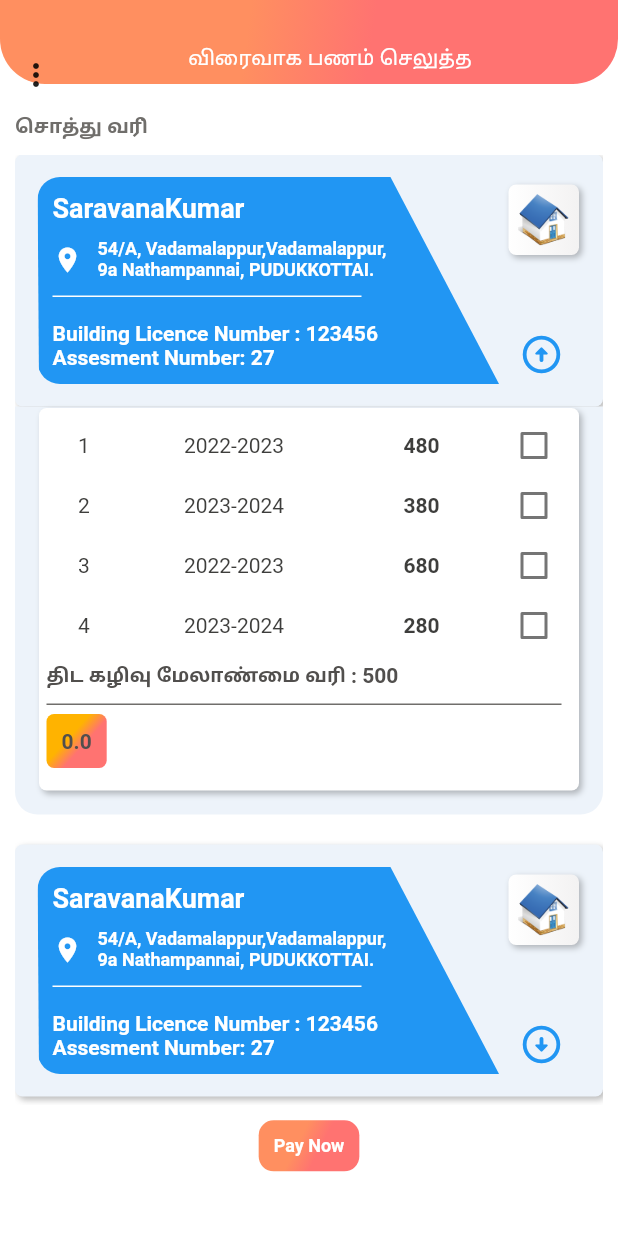
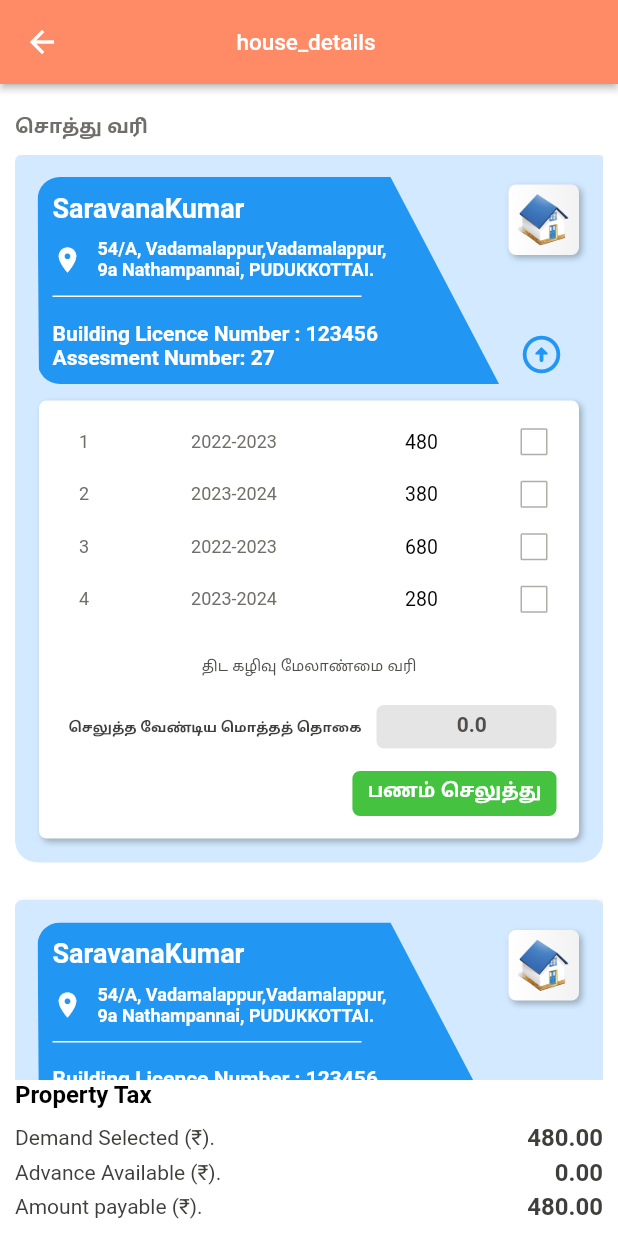
Before and after one commit to TNANDROID/public_vptax, a Flutter app: the TaxCollectionDetailsView screen opened directly, after a tap on the "arrow circle down" icon, on a phone screen of 412 x 824 dp. Run offline on Flutter 3.47's test engine with Material 2 defaults, Android fonts, the phone set to English and light mode, and no system bars; our stand-ins replace easy_localization, flutter_form_builder, flutter_spinkit, flutter_staggered_animations, form_builder_validators, get_it and 6 more; missing offline and left inert: encrypt, open_settings; accounts and stored records are empty.

Commit message:
Tax Colloction UI changes

```diff
--- a/assets/translations/en-US.json
+++ b/assets/translations/en-US.json
@@ -67,5 +67,9 @@
   "swmUserCharges":"SWM User Charges",
   "downloadApk": "Download the latest version and install the new APK.",
   "noInternet": "No Internet",
-  "internetError": "Internet Connection is not available..Please Turn ON Network Connection OR Continue With Off-line Mode.."
+  "internetError": "Internet Connection is not available..Please Turn ON Network Connection OR Continue With Off-line Mode..",
+  "loading": "Loading...",
+  "pay": "Pay",
+  "amount_to_pay": "Total Amount to pay",
+  "downloading": "Downloading..."
 }
--- a/assets/translations/ta-IN.json
+++ b/assets/translations/ta-IN.json
@@ -67,5 +67,9 @@
   "swmUserCharges":"திட கழிவு மேலாண்மை வரி",
   "downloadApk": "சமீபத்திய பதிப்பைப் பதிவிறக்கி புதிய APK ஐ நிறுவவும்",
   "noInternet": "இணையம் இல்லை",
-  "internetError": "இணைய இணைப்பு கிடைக்கவில்லை.. தயவுசெய்து பிணைய இணைப்பை இயக்கவும் அல்லது ஆஃப்-லைன் பயன்முறையைத் தொடரவும்.."
+  "internetError": "இணைய இணைப்பு கிடைக்கவில்லை.. தயவுசெய்து பிணைய இணைப்பை இயக்கவும் அல்லது ஆஃப்-லைன் பயன்முறையைத் தொடரவும்..",
+  "loading": "Loading...",
+  "pay": "பணம் செலுத்து",
+  "amount_to_pay": "செலுத்த வேண்டிய மொத்தத் தொகை",
+  "downloading": "பதிவிறக்குகிறது..."
 }
--- a/lib/Activity/Tax_Collection/taxCollection_details.dart
+++ b/lib/Activity/Tax_Collection/taxCollection_details.dart
@@ -10,7 +10,8 @@ import 'package:stacked/stacked.dart';
 import 'package:public_vptax/Resources/ImagePath.dart' as imagePath;
 
 class TaxCollectionDetailsView extends StatefulWidget {
-  TaxCollectionDetailsView({Key? key}) : super(key: key);
+  final flag;
+  TaxCollectionDetailsView({this.flag});
 
   @override
   _TaxCollectionDetailsViewState createState() =>
@@ -37,7 +38,7 @@ class _TaxCollectionDetailsViewState extends State<TaxCollectionDetailsView> {
             width: Screen.width(context),
             padding: EdgeInsets.all(15),
             decoration: UIHelper.roundedBorderWithColorWithShadow(
-                5, c.need_improvement2, c.need_improvement2,
+                5, c.need_improvement1, c.need_improvement1,
                 borderWidth: 0),
             child: Column(children: [
               Stack(
@@ -146,9 +147,10 @@ class _TaxCollectionDetailsViewState extends State<TaxCollectionDetailsView> {
             ])),
         if (isShowFlag.contains(mainIndex))
           Container(
+            transform: Matrix4.translationValues(0, -5, 0),
               width: Screen.width(context),
               decoration: UIHelper.roundedBorderWithColor(
-                  0, 0, 15, 15, c.need_improvement2),
+                  0, 0, 15, 15, c.need_improvement1),
               child: Column(children: [
                 Container(
                     margin: EdgeInsets.fromLTRB(15, 0, 15, 15),
@@ -173,17 +175,18 @@ class _TaxCollectionDetailsViewState extends State<TaxCollectionDetailsView> {
     return Container(
         padding: EdgeInsets.all(5),
         child: Column(
-          crossAxisAlignment: CrossAxisAlignment.start,
+          crossAxisAlignment: CrossAxisAlignment.center,
           children: [
             Container(
-                height: dataWiseHeight + 5,
+              margin: EdgeInsets.only(top: 5),
+                height: dataWiseHeight +0.02,
                 child: ListView.builder(
                   physics: NeverScrollableScrollPhysics(),
                   itemCount: examplePropertyData.length,
                   itemBuilder: (context, rowIndex) {
                     int siNo = rowIndex + 1;
                     return Container(
-                        height: 40,
+                        height: 35,
                         child: Row(
                           children: [
                             Expanded(
@@ -192,7 +195,7 @@ class _TaxCollectionDetailsViewState extends State<TaxCollectionDetailsView> {
                                   padding: EdgeInsets.all(8.0),
                                   child: Center(
                                       child: UIHelper.titleTextStyle("$siNo",
-                                          c.grey_10, 14, false, true))),
+                                          c.grey_8, 12, false, true))),
                             ),
                             Expanded(
                                 flex: 3,
@@ -202,8 +205,8 @@ class _TaxCollectionDetailsViewState extends State<TaxCollectionDetailsView> {
                                         child: UIHelper.titleTextStyle(
                                             examplePropertyData[rowIndex]
                                                 ['fin_year'],
-                                            c.grey_10,
-                                            14,
+                                            c.grey_8,
+                                            12,
                                             false,
                                             true)))),
                             Expanded(
@@ -215,9 +218,9 @@ class _TaxCollectionDetailsViewState extends State<TaxCollectionDetailsView> {
                                           examplePropertyData[rowIndex]
                                                   ['Amount']
                                               .toString(),
-                                          c.grey_10,
-                                          14,
-                                          true,
+                                          c.black,
+                                          13,
+                                          false,
                                           true))),
                             ),
                             Expanded(
@@ -225,16 +228,9 @@ class _TaxCollectionDetailsViewState extends State<TaxCollectionDetailsView> {
                               child: Container(
                                   padding: EdgeInsets.all(8.0),
                                   child: Center(
-                                    child: Row(
-                                        mainAxisAlignment:
-                                            MainAxisAlignment.center,
-                                        crossAxisAlignment:
-                                            CrossAxisAlignment.center,
-                                        children: [
-                                          SizedBox(
-                                              width: 20,
-                                              height: 20,
                                     child: Checkbox(
+                                      side:
+                                      BorderSide(width: 1, color: c.grey_6),
                                       value: checkedListData[
                                       "$mainIndex"]
                                           ?.contains(rowIndex),
@@ -266,27 +262,60 @@ class _TaxCollectionDetailsViewState extends State<TaxCollectionDetailsView> {
 
                                         setState(() {});
                                       },
-                                              ))
-                                        ]),
+                                    ),
                                   )),
                             ),
                           ],
                         ));
                   },
                 )),
-            UIHelper.titleTextStyle("swmUserCharges".tr().toString() + " : 500",
-                c.grey_9, 14, true, true),
+            UIHelper.titleTextStyle("swmUserCharges".tr().toString(),
+                c.grey_9, 11, false, true),
             UIHelper.verticalSpaceSmall,
-            SizedBox(
+/*            SizedBox(
                 width: Screen.width(context) / 1.2,
-                child: UIHelper.tinyLinewidget(borderColor: c.grey_8)),
+                child: UIHelper.tinyLinewidget(borderColor: c.grey_6)),*/
             // UIHelper.verticalSpaceSmall,
-            Container(
+            Row(
+              children: [
+                Expanded(
+                  flex: 3,
+                  child:Container(
+                    alignment: Alignment.centerRight,
+                      child: Text(
+                          "amount_to_pay".tr().toString(),
+                        style: TextStyle(
+                            color: c.grey_10,
+                            fontSize: 10,
+                            decoration:TextDecoration.none,
+                            fontWeight:  FontWeight.bold),
+                        textAlign: TextAlign.right,
+                      )),
+                ),
+                Expanded(
+                  flex: 2,
+                  child:Container(
                       decoration: UIHelper.GradientContainer(
-                    5, 5, 5, 5, [c.yello, c.colorPrimaryDark]),
-                padding: EdgeInsets.all(10),
+                          5, 5, 5, 5, [c.grey, c.grey]),
+                      padding: EdgeInsets.fromLTRB(10,5,10,8),
+                      margin: EdgeInsets.all(10),
                       child: UIHelper.titleTextStyle(
-                    "$totalAmount", c.grey_9, 14, true, true)),
+                          "  $totalAmount", c.grey_9, 14, true, true)),
+                ),
+              ],),
+            Align(
+              alignment: Alignment.centerRight,
+              child:Visibility(
+                visible: true,
+                child: Container(
+                    margin: EdgeInsets.only(top: 5,right: 10),
+                  decoration: UIHelper.GradientContainer(
+                      5, 5, 5, 5, [c.account_status_green_color, c.account_status_green_color]),
+                  padding: EdgeInsets.fromLTRB(10,5,10,8),
+                  child: UIHelper.titleTextStyle(
+                      "pay".tr().toString(), c.white, 14, true, true)),)
+            )
+      ,
             UIHelper.verticalSpaceSmall,
           ],
         ));
@@ -322,70 +351,55 @@ class _TaxCollectionDetailsViewState extends State<TaxCollectionDetailsView> {
   Widget build(BuildContext context) {
     return Scaffold(
         backgroundColor: c.white,
-        appBar: PreferredSize(
-          preferredSize: AppBar().preferredSize,
-          child: Container(
-              padding: EdgeInsets.only(top: 30, bottom: 10, right: 20),
-              decoration: UIHelper.GradientContainer(
-                  0, 0, 30, 30, [c.colorAccentlight, c.colorPrimaryDark]),
+        appBar: AppBar(
+          backgroundColor: c.colorPrimary,
+          centerTitle: true,
+          elevation: 2,
+          title: Center(
             child: Row(
-                mainAxisAlignment: MainAxisAlignment.spaceEvenly,
+              mainAxisAlignment: MainAxisAlignment.center,
               crossAxisAlignment: CrossAxisAlignment.center,
               children: [
-                  Container(
-                    alignment: Alignment.centerLeft,
-                    child: PopupMenuButton<String>(
-                      color: c.white,
-                      // onSelected: handleClick,
-                      itemBuilder: (BuildContext context) {
-                        return {'தமிழ்', 'English'}.map((String choice) {
-                          return PopupMenuItem<String>(
-                            value: choice,
-                            child: Text(choice),
-                          );
-                        }).toList();
-                      },
-                    ),
-                  ),
-                  Expanded(
+                Align(
+                  alignment: AlignmentDirectional.center,
                   child: Container(
+                    transform: Matrix4.translationValues(-30.0, 0.0, 0.0),
                     alignment: Alignment.center,
                     child: Text(
-                        'quickPay'.tr().toString(),
-                        style: TextStyle(
-                          fontSize: 15,
-                          color: c.white,
-                        ),
+                      'house_details'.tr().toString(),
+                      style: TextStyle(fontSize: 15),
                     ),
                   ),
                 ),
               ],
-              )),
+            ),
+          ),
         ),
         body: SafeArea(
           top: true,
           child: ViewModelBuilder<StartUpViewModel>.reactive(
               builder: (context, model, child) {
-                return model.isBusy
-                    ? CircularProgressIndicator()
-                    : Container(
+                return  Container(
                         padding: EdgeInsets.all(10),
-                        child: SingleChildScrollView(
                         child: Column(
-                            crossAxisAlignment: CrossAxisAlignment.start,
+                          mainAxisAlignment: MainAxisAlignment.center,
+                          crossAxisAlignment: CrossAxisAlignment.end,
                          children: [
                            UIHelper.verticalSpaceSmall,
-                              UIHelper.titleTextStyle(
+                           Align(
+                             alignment:Alignment.centerLeft,
+                             child: UIHelper.titleTextStyle(
                                "propertyTax".tr().toString(),
                                c.grey_8,
                                14,
                                true,
-                                  false),
+                               false),),
                            UIHelper.verticalSpaceSmall,
-                              Container(
-                                  height: Screen.height(context) / 1.3,
+                           Expanded(child: Container(
+                             height: MediaQuery.of(context).size.height,
                                child: ListView.builder(
-                                      //physics: NeverScrollableScrollPhysics(),
+                                  shrinkWrap: true,
+                                 // physics: NeverScrollableScrollPhysics(),
                                    itemCount: 3,
                                    itemBuilder: (context, mainIndex) {
                                      return Column(
@@ -394,22 +408,9 @@ class _TaxCollectionDetailsViewState extends State<TaxCollectionDetailsView> {
                                          UIHelper.verticalSpaceMedium,
                                        ],
                                      );
-                                      })),
-                              UIHelper.verticalSpaceSmall,
-                              Center(
-                                  child: Container(
-                                padding: EdgeInsets.all(10),
-                                decoration: UIHelper.GradientContainer(
-                                    10,
-                                    10,
-                                    10,
-                                    10,
-                                    [c.colorAccentlight, c.colorPrimaryDark]),
-                                child: UIHelper.titleTextStyle(
-                                    "Pay Now", c.white, 12, true, true),
-                              ))
+                                   }))),
+                           taxInvoiceWidget()
                          ],
-                          ),
                             ));
               },
               viewModelBuilder: () => StartUpViewModel()),
--- a/lib/Model/startup_model.dart
+++ b/lib/Model/startup_model.dart
@@ -47,14 +47,14 @@ class StartUpViewModel extends BaseViewModel {
 
   Future<void> loadUIBlock(String value) async {
     selectedBlockList.clear();
-    selectedBlockList = blockList.where((e) {
+    selectedBlockList = preferencesService.blockList.where((e) {
       return e['dcode'].toString().toLowerCase().contains(value.toLowerCase());
     }).toList();
   }
 
   Future<void> loadUIVillage(String distcode, String blockcode) async {
     selectedVillageList.clear();
-    selectedVillageList = villageList.where((e) {
+    selectedVillageList = preferencesService.villageList.where((e) {
       return e['dcode']
               .toString()
               .toLowerCase()
@@ -77,6 +77,7 @@ class StartUpViewModel extends BaseViewModel {
     var response = await apiServices.openServiceFunction(requestData);
     if (type == "District") {
       districtList = response;
+      preferencesService.districtList=districtList.toList();
     } else if (type == "Block") {
       blockList = response;
     } else {
--- a/lib/Services/Preferenceservices.dart
+++ b/lib/Services/Preferenceservices.dart
@@ -1,6 +1,9 @@
 import 'package:shared_preferences/shared_preferences.dart';
 
 class PreferenceService {
+  List<dynamic> districtList = [];
+  List<dynamic> blockList = [];
+  List<dynamic> villageList = [];
   //Set User Info
   Future<bool> setUserInfo(String key, String value) async {
     SharedPreferences prefs = await SharedPreferences.getInstance();
```
Also changed, not shown: lib/Activity/Auth/Home.dart (+26 -17 lines), lib/Activity/Auth/Splash.dart (+13 -3 lines), lib/Utils/utils.dart (+7 -6 lines). Lines whose indentation alone changed are shown as unchanged.
